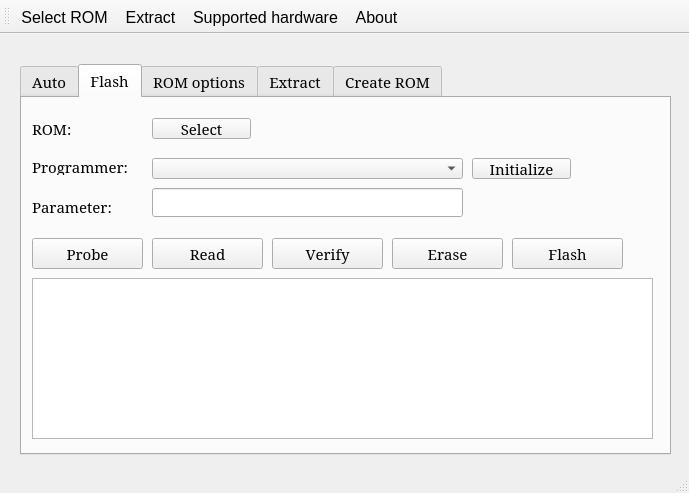
Before: the Qt Designer form mainwindow.ui in lukaszdmitrowski/coreboot_flashtool, drawn with Qt 5.
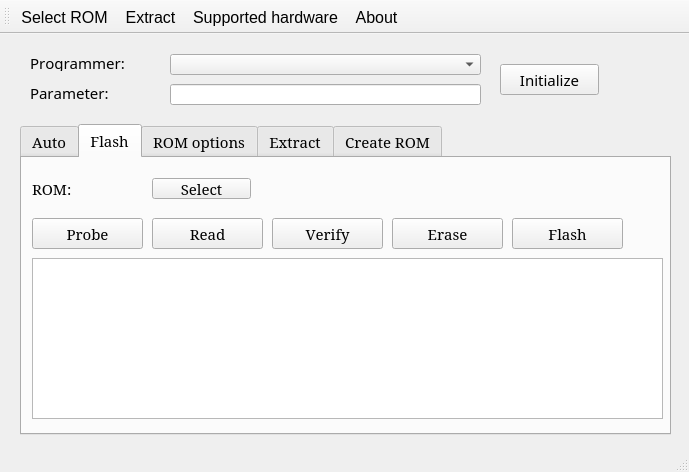
After: the same form once the commit is applied. The open tabs and pages were chosen to show the change. Icons and pictures are not drawn.

Commit message: [MOD] Moved programmer selection from flash tab

```diff
--- a/mainwindow.ui
+++ b/mainwindow.ui
@@ -7,7 +7,7 @@
     <x>0</x>
     <y>0</y>
     <width>689</width>
-    <height>493</height>
+    <height>472</height>
    </rect>
   </property>
   <property name="font">
@@ -47,9 +47,9 @@
     <property name="geometry">
      <rect>
       <x>20</x>
-      <y>30</y>
+      <y>90</y>
       <width>651</width>
-      <height>391</height>
+      <height>311</height>
      </rect>
     </property>
     <property name="font">
@@ -132,34 +132,11 @@
      <attribute name="title">
       <string>Flash</string>
      </attribute>
-     <widget class="QComboBox" name="cb_sel_progr">
-      <property name="geometry">
-       <rect>
-        <x>130</x>
-        <y>60</y>
-        <width>311</width>
-        <height>21</height>
-       </rect>
-      </property>
-     </widget>
-     <widget class="QLabel" name="l_programmer">
-      <property name="geometry">
-       <rect>
-        <x>10</x>
-        <y>60</y>
-        <width>101</width>
-        <height>17</height>
-       </rect>
-      </property>
-      <property name="text">
-       <string>Programmer:</string>
-      </property>
-     </widget>
      <widget class="QPushButton" name="b_read">
       <property name="geometry">
        <rect>
         <x>130</x>
-        <y>140</y>
+        <y>60</y>
         <width>111</width>
         <height>31</height>
        </rect>
@@ -172,7 +149,7 @@
       <property name="geometry">
        <rect>
         <x>370</x>
-        <y>140</y>
+        <y>60</y>
         <width>111</width>
         <height>31</height>
        </rect>
@@ -185,7 +162,7 @@
       <property name="geometry">
        <rect>
         <x>490</x>
-        <y>140</y>
+        <y>60</y>
         <width>111</width>
         <height>31</height>
        </rect>
@@ -198,8 +175,8 @@
       <property name="geometry">
        <rect>
         <x>10</x>
-        <y>180</y>
-        <width>621</width>
+        <y>100</y>
+        <width>631</width>
         <height>161</height>
        </rect>
       </property>
@@ -217,7 +194,7 @@
       <property name="geometry">
        <rect>
         <x>250</x>
-        <y>140</y>
+        <y>60</y>
         <width>111</width>
         <height>31</height>
        </rect>
@@ -269,7 +246,7 @@
       <property name="geometry">
        <rect>
         <x>10</x>
-        <y>140</y>
+        <y>60</y>
         <width>111</width>
         <height>31</height>
        </rect>
@@ -278,44 +255,6 @@
        <string>Probe</string>
       </property>
      </widget>
-     <widget class="QLabel" name="l_prog_param">
-      <property name="geometry">
-       <rect>
-        <x>10</x>
-        <y>100</y>
-        <width>101</width>
-        <height>17</height>
-       </rect>
-      </property>
-      <property name="text">
-       <string>Parameter:</string>
-      </property>
-     </widget>
-     <widget class="QLineEdit" name="edit_prog_param">
-      <property name="geometry">
-       <rect>
-        <x>130</x>
-        <y>90</y>
-        <width>311</width>
-        <height>29</height>
-       </rect>
-      </property>
-     </widget>
-     <widget class="QPushButton" name="b_init_prog">
-      <property name="geometry">
-       <rect>
-        <x>450</x>
-        <y>60</y>
-        <width>99</width>
-        <height>21</height>
-       </rect>
-      </property>
-      <property name="text">
-       <string>Initialize</string>
-      </property>
-     </widget>
-     <zorder>cb_sel_progr</zorder>
-     <zorder>l_programmer</zorder>
      <zorder>b_erase</zorder>
      <zorder>b_flash</zorder>
      <zorder>log_flash</zorder>
@@ -801,6 +740,65 @@
      </widget>
     </widget>
    </widget>
+   <widget class="QComboBox" name="cb_sel_progr">
+    <property name="geometry">
+     <rect>
+      <x>170</x>
+      <y>20</y>
+      <width>311</width>
+      <height>21</height>
+     </rect>
+    </property>
+   </widget>
+   <widget class="QLabel" name="l_programmer">
+    <property name="geometry">
+     <rect>
+      <x>30</x>
+      <y>20</y>
+      <width>101</width>
+      <height>17</height>
+     </rect>
+    </property>
+    <property name="text">
+     <string>Programmer:</string>
+    </property>
+   </widget>
+   <widget class="QLabel" name="l_prog_param">
+    <property name="geometry">
+     <rect>
+      <x>30</x>
+      <y>50</y>
+      <width>101</width>
+      <height>17</height>
+     </rect>
+    </property>
+    <property name="text">
+     <string>Parameter:</string>
+    </property>
+   </widget>
+   <widget class="QLineEdit" name="edit_prog_param">
+    <property name="geometry">
+     <rect>
+      <x>170</x>
+      <y>50</y>
+      <width>311</width>
+      <height>21</height>
+     </rect>
+    </property>
+   </widget>
+   <widget class="QPushButton" name="b_init_prog">
+    <property name="geometry">
+     <rect>
+      <x>500</x>
+      <y>30</y>
+      <width>99</width>
+      <height>31</height>
+     </rect>
+    </property>
+    <property name="text">
+     <string>Initialize</string>
+    </property>
+   </widget>
   </widget>
   <widget class="QToolBar" name="mainToolBar">
    <property name="font">
```
Left out of the diff: 60 changed lines with no effect on the pictures. The commit also changes 2 other files.
